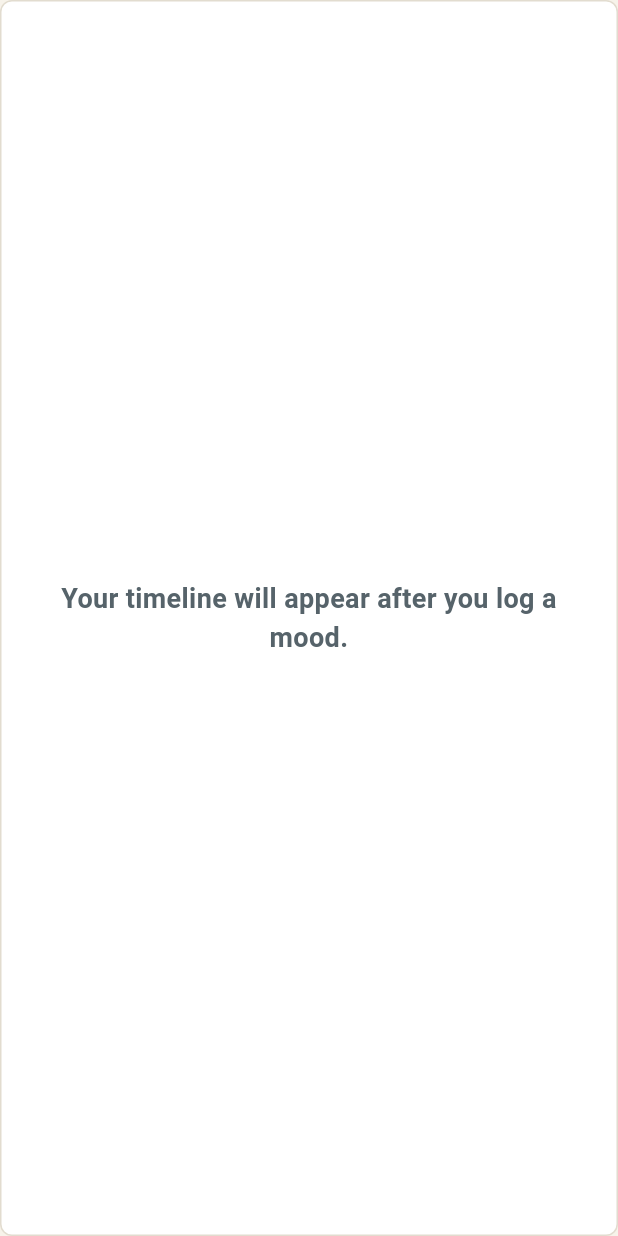
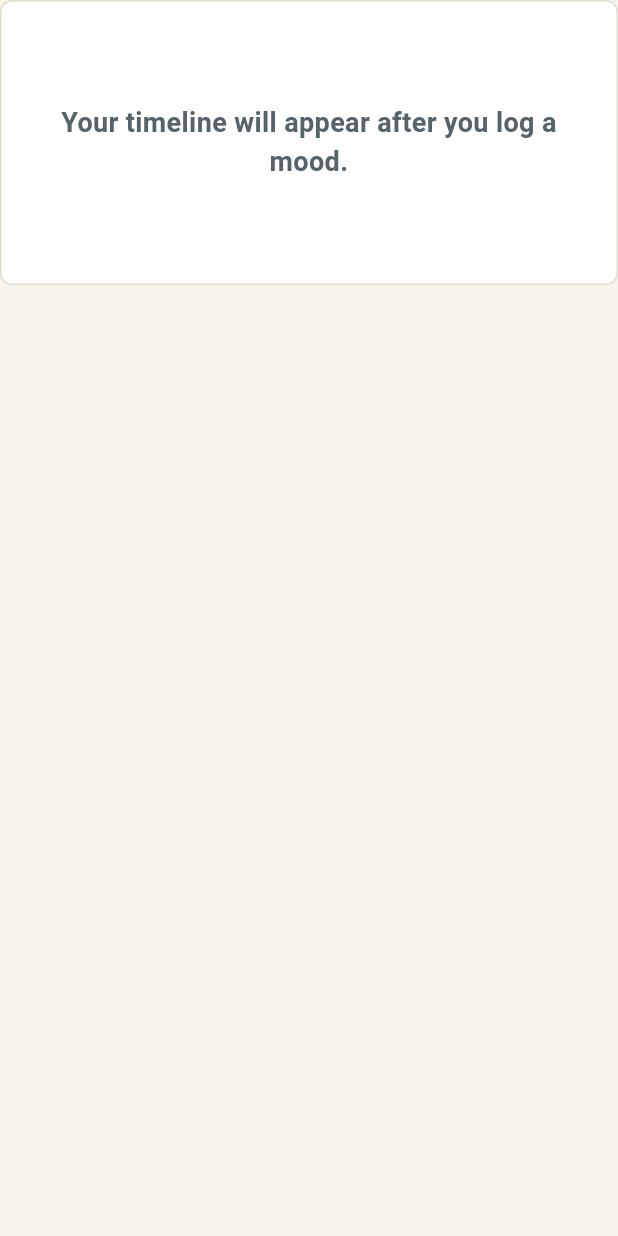
Before and after one commit to blobped/flutter-mood-tracker, a Flutter app: the _MoodTimeline widget shown alone on an empty page, opened directly with empty values, on a phone screen of 412 x 824 dp. Run offline on Flutter 3.47's test engine with Material 3 defaults, Android fonts, the light colour scheme and no system bars; missing offline and left inert: dart:html; statements that could not run were skipped.

Commit message:
Improve layout for shorter screens

```diff
--- a/lib/main.dart
+++ b/lib/main.dart
@@ -69,6 +69,7 @@ class _MoodHomePageState extends State<MoodHomePage> {
                 constraints: const BoxConstraints(maxWidth: 960),
                 child: Padding(
                   padding: const EdgeInsets.all(24),
+                  child: SingleChildScrollView(
                     child: Column(
                       crossAxisAlignment: CrossAxisAlignment.stretch,
                       children: [
@@ -79,10 +80,9 @@ class _MoodHomePageState extends State<MoodHomePage> {
                           latestEntry: _controller.latestEntry,
                         ),
                         const SizedBox(height: 28),
-                      Expanded(
-                        child: _MoodTimeline(entries: _controller.entries),
+                        _MoodTimeline(entries: _controller.entries),
+                      ],
                     ),
-                    ],
                   ),
                 ),
               ),
@@ -219,7 +219,10 @@ class _MoodTimeline extends StatelessWidget {
   @override
   Widget build(BuildContext context) {
     if (entries.isEmpty) {
-      return const _EmptyTimeline();
+      return const SizedBox(
+        height: 190,
+        child: _EmptyTimeline(),
+      );
     }
 
     return Column(
```
Lines whose indentation alone changed are shown as unchanged.
